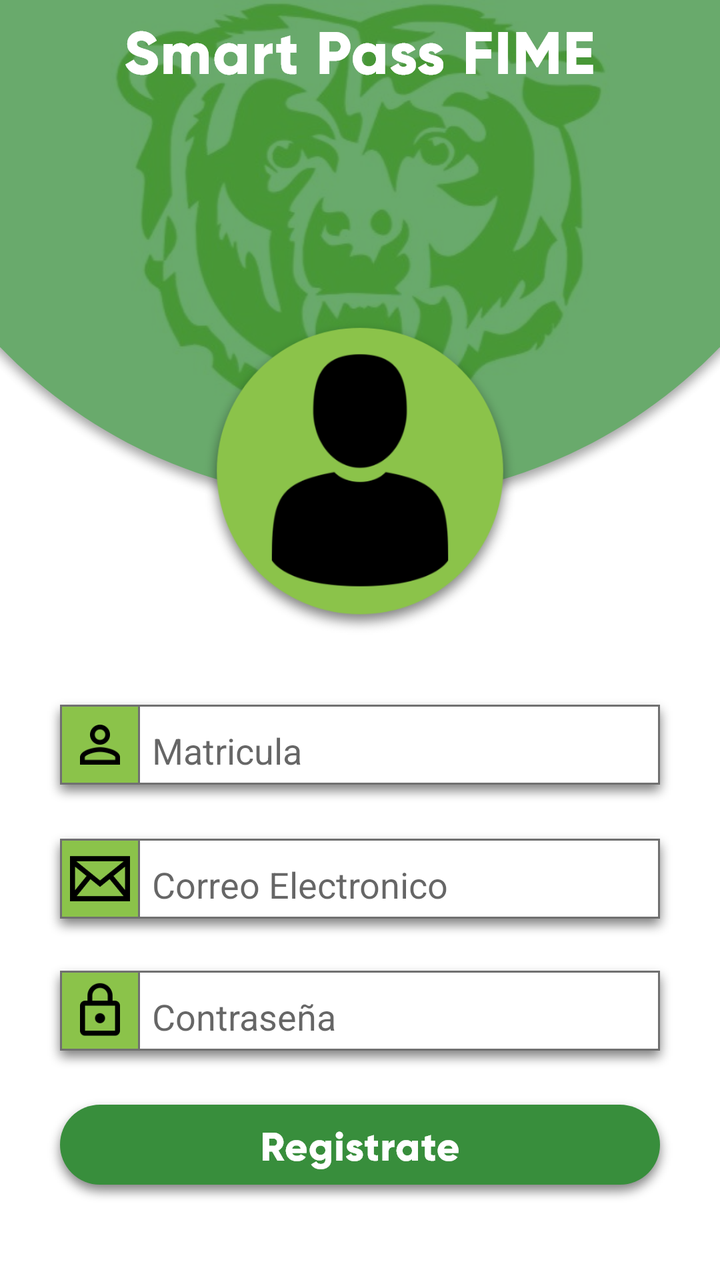
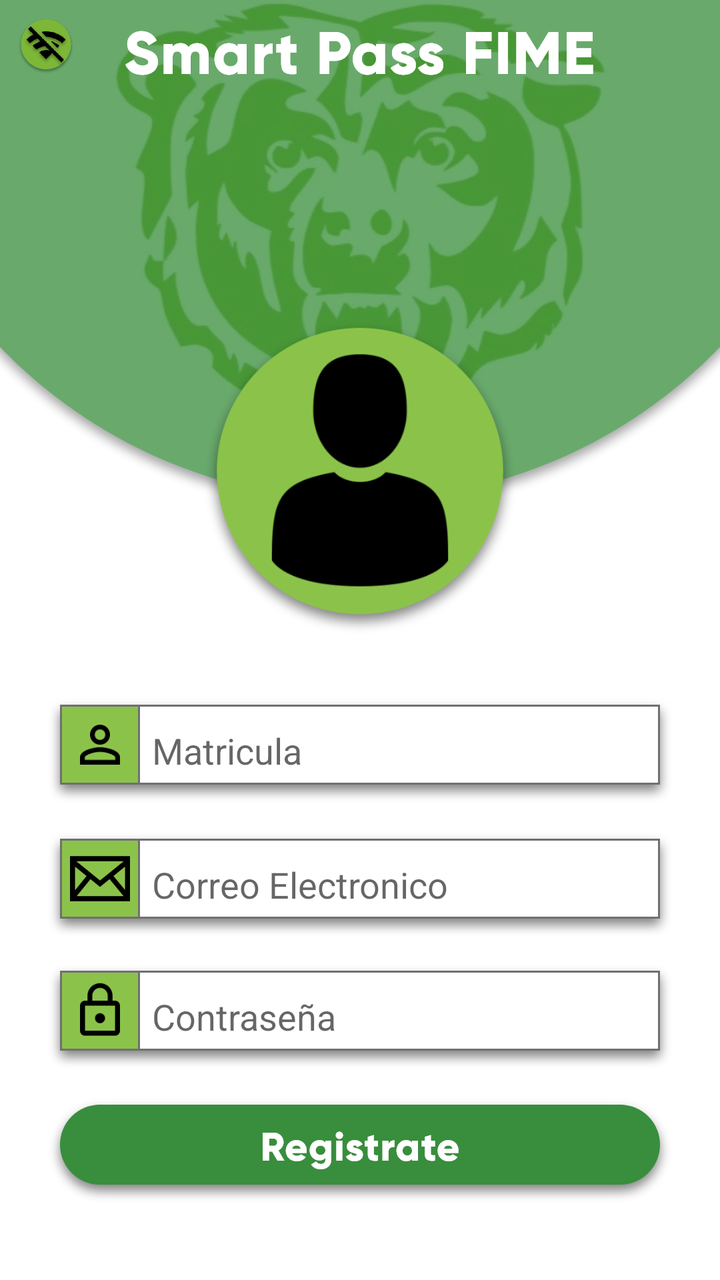

The first picture is an Android layout as it rendered before a commit; the second is the same layout after the commit. The layout source and the unified diff follow.
<!-- AndroidManifest.xml: application theme AppTheme -->
<!-- res/layout/activity_registrar.xml -->
<?xml version="1.0" encoding="utf-8"?>
<android.support.constraint.ConstraintLayout xmlns:android="http://schemas.android.com/apk/res/android"
    xmlns:app="http://schemas.android.com/apk/res-auto"
    xmlns:tools="http://schemas.android.com/tools"
    android:layout_width="match_parent"
    android:layout_height="match_parent"
    tools:context=".ActivityRegistrar"
    android:background="@drawable/loginnuevo">


    <EditText
        android:id="@+id/correo"
        android:layout_width="wrap_content"
        android:layout_height="wrap_content"
        android:layout_marginStart="8dp"
        android:layout_marginTop="8dp"
        android:layout_marginEnd="8dp"
        android:layout_marginBottom="8dp"
        android:background="@drawable/grupo14"
        android:ems="10"
        android:hint="Correo Electronico"
        android:inputType="textPersonName"
        android:paddingLeft="55dp"
        app:layout_constraintBottom_toBottomOf="parent"
        app:layout_constraintEnd_toEndOf="parent"
        app:layout_constraintStart_toStartOf="parent"
        app:layout_constraintTop_toTopOf="parent"
        app:layout_constraintVertical_bias="0.716" />

    <Button
        android:id="@+id/registrarse"
        android:layout_width="wrap_content"
        android:layout_height="wrap_content"
        android:layout_marginStart="8dp"
        android:layout_marginTop="8dp"
        android:layout_marginEnd="8dp"
        android:layout_marginBottom="8dp"
        android:background="@drawable/grupo11"
        app:layout_constraintBottom_toBottomOf="parent"
        app:layout_constraintEnd_toEndOf="parent"
        app:layout_constraintStart_toStartOf="parent"
        app:layout_constraintTop_toTopOf="parent"
        app:layout_constraintVertical_bias="0.951" />

    <EditText
        android:id="@+id/matricula"
        android:layout_width="wrap_content"
        android:layout_height="wrap_content"
        android:layout_marginStart="8dp"
        android:layout_marginTop="8dp"
        android:layout_marginEnd="8dp"
        android:layout_marginBottom="8dp"
        android:background="@drawable/grupo5"
        android:ems="10"
        android:hint="Matricula"
        android:inputType="textPersonName"
        android:paddingLeft="55dp"
        app:layout_constraintBottom_toBottomOf="parent"
        app:layout_constraintEnd_toEndOf="parent"
        app:layout_constraintStart_toStartOf="parent"
        app:layout_constraintTop_toTopOf="parent"
        app:layout_constraintVertical_bias="0.598" />

    <EditText
        android:id="@+id/contraseña"
        android:layout_width="wrap_content"
        android:layout_height="wrap_content"
        android:layout_marginStart="8dp"
        android:layout_marginTop="8dp"
        android:layout_marginEnd="8dp"
        android:layout_marginBottom="8dp"
        android:background="@drawable/grupo4"
        android:ems="10"
        android:hint="Contraseña"
        android:inputType="textPassword"
        android:paddingLeft="55dp"
        app:layout_constraintBottom_toBottomOf="parent"
        app:layout_constraintEnd_toEndOf="parent"
        app:layout_constraintStart_toStartOf="parent"
        app:layout_constraintTop_toTopOf="parent"
        app:layout_constraintVertical_bias="0.833" />


    <ImageView
        android:id="@+id/imageView"
        android:layout_width="168dp"
        android:layout_height="163dp"
        android:layout_marginStart="8dp"
        android:layout_marginTop="8dp"
        android:layout_marginEnd="8dp"
        android:layout_marginBottom="8dp"
        app:layout_constraintBottom_toBottomOf="parent"
        app:layout_constraintEnd_toEndOf="parent"
        app:layout_constraintStart_toStartOf="parent"
        app:layout_constraintTop_toTopOf="parent"
        app:layout_constraintVertical_bias="0.324"
        app:srcCompat="@drawable/personalogin" />

    <ImageView
        android:id="@+id/imageView9"
        android:layout_width="wrap_content"
        android:layout_height="wrap_content"
        android:layout_marginStart="8dp"
        android:layout_marginTop="8dp"
        android:layout_marginEnd="8dp"
        android:layout_marginBottom="8dp"
        app:layout_constraintBottom_toBottomOf="parent"
        app:layout_constraintEnd_toEndOf="parent"
        app:layout_constraintStart_toStartOf="parent"
        app:layout_constraintTop_toTopOf="parent"
        app:layout_constraintVertical_bias="0.0"
        app:srcCompat="@drawable/smartpassfime" />


</android.support.constraint.ConstraintLayout>
<!-- resources referenced by this layout -->
<resources>
  <!-- drawable grupo11: png bitmap (drawable-hdpi, 5959 bytes) -->
  <!-- drawable grupo14: png bitmap (drawable-hdpi, 3183 bytes) -->
  <!-- drawable grupo4: png bitmap (drawable-hdpi, 2617 bytes) -->
  <!-- drawable grupo5: png bitmap (drawable-hdpi, 2867 bytes) -->
  <!-- drawable loginnuevo: png bitmap (drawable-hdpi, 115214 bytes) -->
  <!-- drawable personalogin: png bitmap (drawable-hdpi, 13669 bytes) -->
  <!-- drawable smartpassfime: png bitmap (drawable-hdpi, 3269 bytes) -->
  <style name="AppTheme" parent="Theme.AppCompat.Light.NoActionBar">
          
          <item name="colorPrimary">@color/colorPrimary</item>
          <item name="colorPrimaryDark">@color/colorPrimaryDark</item>
          <item name="colorAccent">@color/colorAccent</item>
      </style>
  <color name="colorPrimary">#008577</color>
  <color name="colorPrimaryDark">#00574B</color>
  <color name="colorAccent">#D81B60</color>
</resources>

<!-- the commit's change to res/layout/activity_registrar.xml (unified diff, before → after) -->
@@ -6,6 +6,25 @@
     android:layout_height="match_parent"
     tools:context=".ActivityRegistrar"
     android:background="@drawable/loginnuevo">
+
+    <ImageButton
+        android:id="@+id/activity_register_nowifibutton"
+        android:layout_width="30dp"
+        android:layout_height="30dp"
+        android:layout_alignParentStart="true"
+        android:layout_alignParentTop="true"
+        android:layout_marginStart="8dp"
+        android:layout_marginTop="8dp"
+        android:layout_marginEnd="8dp"
+        android:layout_marginBottom="8dp"
+        android:background="@drawable/ic_nowifi"
+        app:layout_constraintBottom_toBottomOf="parent"
+        app:layout_constraintEnd_toEndOf="parent"
+        app:layout_constraintHorizontal_bias="0.0"
+        app:layout_constraintStart_toStartOf="parent"
+        app:layout_constraintTop_toTopOf="parent"
+        app:layout_constraintVertical_bias="0.0" />
+
 
 
     <EditText
<!-- resource entries referenced after the edit -->
@@ -4,6 +4,7 @@
   <!-- drawable grupo14: png bitmap (drawable-hdpi, 3183 bytes) -->
   <!-- drawable grupo4: png bitmap (drawable-hdpi, 2617 bytes) -->
   <!-- drawable grupo5: png bitmap (drawable-hdpi, 2867 bytes) -->
+  <!-- drawable ic_nowifi: png bitmap (drawable-hdpi, 15871 bytes) -->
   <!-- drawable loginnuevo: png bitmap (drawable-hdpi, 115214 bytes) -->
   <!-- drawable personalogin: png bitmap (drawable-hdpi, 13669 bytes) -->
   <!-- drawable smartpassfime: png bitmap (drawable-hdpi, 3269 bytes) -->
